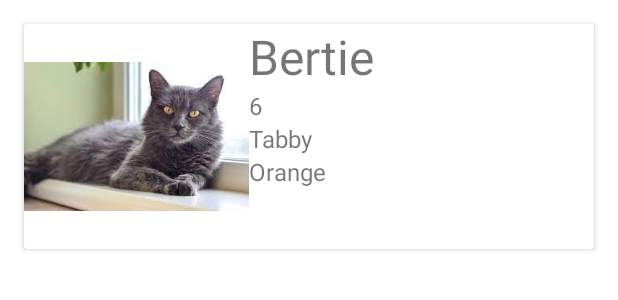
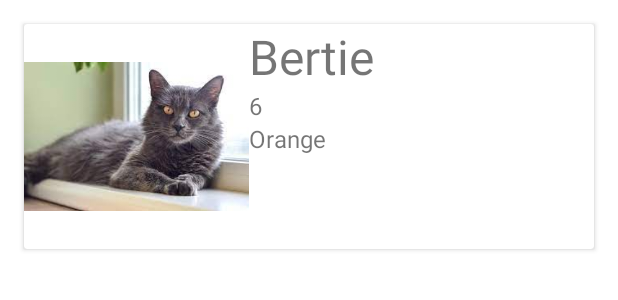
Before and after one commit to mmoeller500/AndroidClassProj, an Android app: the layout cat_card.xml on its own in the app's theme, with its tools: preview values and no code run, on a phone screen of 412 x 824 dp. Shown: the top 300 px of the screen. Run offline under Robolectric (Android 15) with nearby library versions, the phone set to English and light mode, and no system bars.

```diff
--- a/app/src/main/java/com/example/androidclassproj/CatAdapter.kt
+++ b/app/src/main/java/com/example/androidclassproj/CatAdapter.kt
@@ -51,7 +51,7 @@ class CatAdapter(private val cats: List<Cat>) : RecyclerView.Adapter<CatAdapter.
             .into(holder.catImage)
         holder.catName.text = cat.name
         holder.catAge.text = cat.age.toString()
-        holder.catBreed.text = cat.breed
+        //holder.catBreed.text = cat.breed
         holder.catColor.text = cat.color
     }
 
@@ -62,7 +62,7 @@ class CatAdapter(private val cats: List<Cat>) : RecyclerView.Adapter<CatAdapter.
         val catImage: ImageView = itemView.findViewById(R.id.cat_image)
         val catName: TextView = itemView.findViewById(R.id.cat_name)
         val catAge: TextView = itemView.findViewById(R.id.cat_age)
-        val catBreed: TextView = itemView.findViewById(R.id.cat_breed)
+        //val catBreed: TextView = itemView.findViewById(R.id.cat_breed)
         val catColor: TextView = itemView.findViewById(R.id.cat_color)
         init {
             itemView.setOnClickListener {
--- a/app/src/main/res/layout/cat_card.xml
+++ b/app/src/main/res/layout/cat_card.xml
@@ -37,7 +37,7 @@
             android:textSize="16sp"
             app:layout_constraintTop_toBottomOf="@id/cat_name"
             app:layout_constraintStart_toStartOf="@id/cat_name"/>
-
+<!--
         <TextView
             android:id="@+id/cat_breed"
             android:layout_width="wrap_content"
@@ -46,6 +46,7 @@
             android:textSize="16sp"
             app:layout_constraintTop_toBottomOf="@id/cat_age"
             app:layout_constraintStart_toStartOf="@id/cat_age"/>
+-->
 
         <TextView
             android:id="@+id/cat_color"
@@ -53,8 +54,8 @@
             android:layout_height="wrap_content"
             tools:text="Orange"
             android:textSize="16sp"
-            app:layout_constraintTop_toBottomOf="@id/cat_breed"
-            app:layout_constraintStart_toStartOf="@id/cat_breed"/>
+            app:layout_constraintTop_toBottomOf="@id/cat_age"
+            app:layout_constraintStart_toStartOf="@id/cat_age"/>
 
 
     </androidx.constraintlayout.widget.ConstraintLayout>
```
